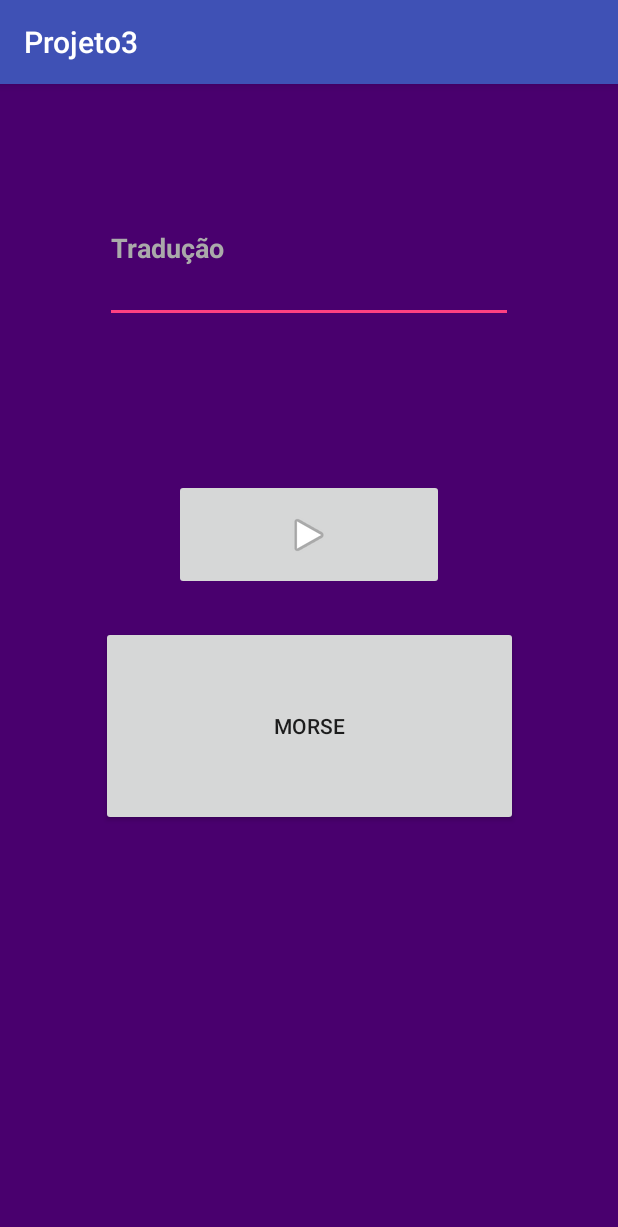
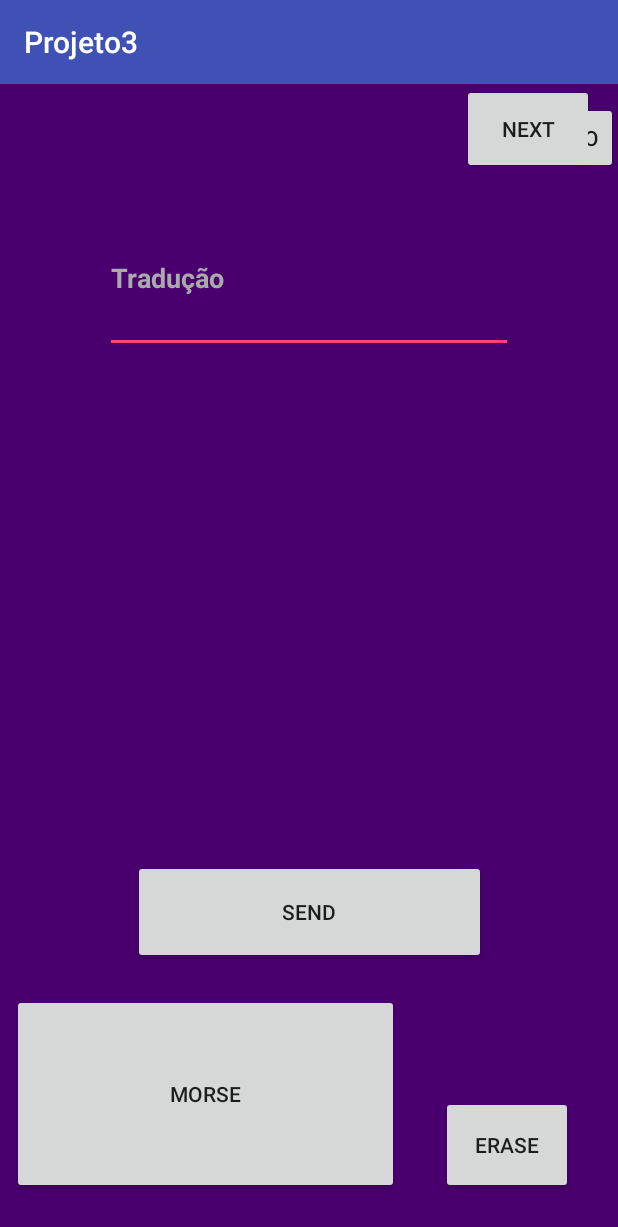
Before and after one commit to mariaeduardabicalho/Projeto3--DesAgi, an Android app: the MorseActivity screen opened directly, with no data from a screen before it, on a phone screen of 412 x 824 dp. Shown: the top 1227 px of the screen. Run offline under Robolectric (Android 15) with nearby library versions, the phone set to English and light mode, and no system bars.

Commit message:
morsescreen

```diff
--- a/app/src/main/java/com/example/nicolasstegmann/projeto3/MorseActivity.java
+++ b/app/src/main/java/com/example/nicolasstegmann/projeto3/MorseActivity.java
@@ -2,12 +2,36 @@ package com.example.nicolasstegmann.projeto3;
 
 import android.support.v7.app.AppCompatActivity;
 import android.os.Bundle;
+import android.view.View;
+import android.widget.Button;
 
 public class MorseActivity extends AppCompatActivity {
+    private String mensagem;
 
     @Override
     protected void onCreate(Bundle savedInstanceState) {
         super.onCreate(savedInstanceState);
         setContentView(R.layout.activity_morse);
+
+
+
+        Button MorseTranslator = (Button) findViewById(R.id.MorseTranslator);
+        Button SendButton = (Button) findViewById(R.id.Send_button);
+        Button Dicionario = (Button) findViewById(R.id.Dict);
+        Button Erase = (Button) findViewById(R.id.EraseButton);
+        Button Next = (Button) findViewById(R.id.NextCharButton);
+
+        MorseTranslator.setOnClickListener(new View.OnClickListener() {
+            @Override
+            public void onClick(View view) {
+                mensagem += '.';
+            }
+
+            public void onLongClick(View view) {
+                mensagem += '-';
+            }
+
+        });
+
     }
 }
--- a/app/src/main/res/layout/activity_morse.xml
+++ b/app/src/main/res/layout/activity_morse.xml
@@ -7,16 +7,17 @@
     android:background="#49006e">
 
     <Button
-        android:id="@+id/button"
-        android:layout_width="278dp"
+        android:id="@+id/MorseTranslator"
+        android:layout_width="258dp"
         android:layout_height="133dp"
+        android:layout_marginBottom="28dp"
         android:layout_marginEnd="8dp"
         android:layout_marginStart="8dp"
-        android:layout_marginTop="24dp"
         android:text="Morse"
+        app:layout_constraintBottom_toBottomOf="parent"
         app:layout_constraintEnd_toEndOf="parent"
-        app:layout_constraintStart_toStartOf="parent"
-        app:layout_constraintTop_toBottomOf="@+id/imageButton" />
+        app:layout_constraintHorizontal_bias="0.0"
+        app:layout_constraintStart_toStartOf="parent" />
 
     <EditText
         android:id="@+id/editText"
@@ -24,7 +25,7 @@
         android:layout_height="99dp"
         android:layout_marginEnd="8dp"
         android:layout_marginStart="8dp"
-        android:layout_marginTop="60dp"
+        android:layout_marginTop="80dp"
         android:ems="10"
         android:inputType="textPersonName"
         android:selectAllOnFocus="false"
@@ -36,16 +37,45 @@
         app:layout_constraintStart_toStartOf="parent"
         app:layout_constraintTop_toTopOf="parent" />
 
-    <ImageButton
-        android:id="@+id/imageButton"
-        android:layout_width="180dp"
-        android:layout_height="74dp"
-        android:layout_marginEnd="8dp"
-        android:layout_marginStart="8dp"
-        android:layout_marginTop="104dp"
+    <Button
+        android:id="@+id/Send_button"
+        android:layout_width="235dp"
+        android:layout_height="69dp"
+        android:layout_marginBottom="20dp"
+        android:text="Send"
+        app:layout_constraintBottom_toTopOf="@+id/MorseTranslator"
         app:layout_constraintEnd_toEndOf="parent"
-        app:layout_constraintStart_toStartOf="parent"
-        app:layout_constraintTop_toBottomOf="@+id/editText"
-        app:srcCompat="@android:drawable/ic_media_play" />
+        app:layout_constraintHorizontal_bias="0.503"
+        app:layout_constraintStart_toStartOf="parent" />
+
+    <Button
+        android:id="@+id/Dict"
+        android:layout_width="wrap_content"
+        android:layout_height="wrap_content"
+        android:layout_marginTop="12dp"
+        android:text="Dicionário"
+        app:layout_constraintEnd_toEndOf="parent"
+        app:layout_constraintTop_toTopOf="parent" />
+
+    <Button
+        android:id="@+id/EraseButton"
+        android:layout_width="wrap_content"
+        android:layout_height="65dp"
+        android:layout_marginBottom="28dp"
+        android:layout_marginEnd="16dp"
+        android:layout_marginStart="14dp"
+        android:text="Erase"
+        app:layout_constraintBottom_toBottomOf="parent"
+        app:layout_constraintEnd_toEndOf="parent"
+        app:layout_constraintStart_toEndOf="@+id/MorseTranslator" />
+
+    <Button
+        android:id="@+id/NextCharButton"
+        android:layout_width="wrap_content"
+        android:layout_height="60dp"
+        android:layout_marginEnd="16dp"
+        android:text="Next"
+        app:layout_constraintEnd_toEndOf="parent"
+        tools:layout_editor_absoluteY="350dp" />
 
 </android.support.constraint.ConstraintLayout>
```
Also changed, not shown: app/src/main/java/com/example/nicolasstegmann/projeto3/ContactsActivity.java (+21 -4 lines), app/src/main/java/com/example/nicolasstegmann/projeto3/MainActivity.java (+7 -3 lines).
